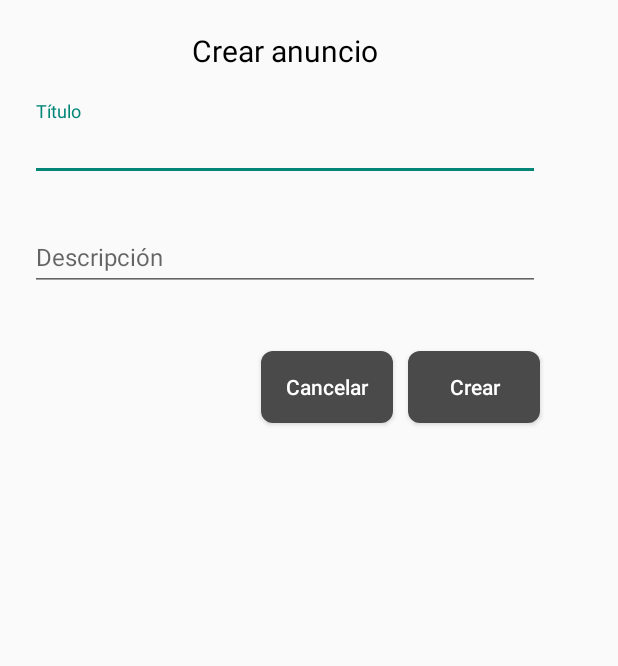
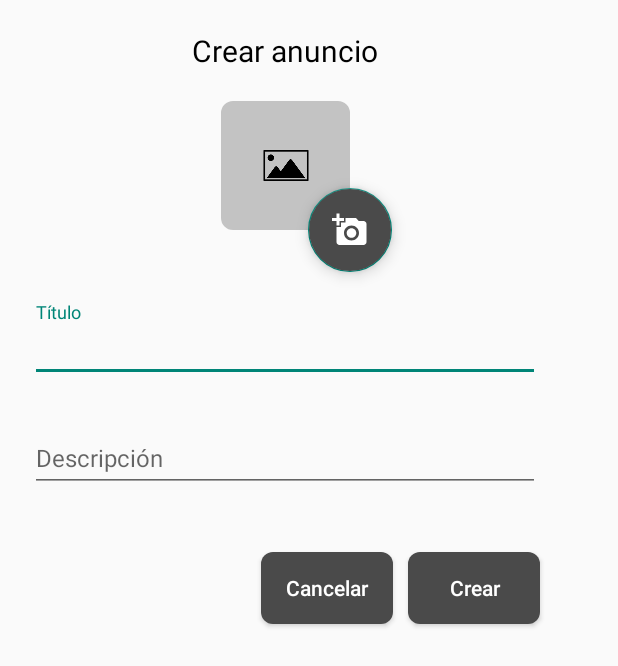
Before and after one commit to ppazosp/ChangApp, an Android app: the layout dialog_insert_advert.xml on its own in the app's theme, with its tools: preview values and no code run, on a phone screen of 412 x 824 dp. Shown: the top 666 px of the screen. Run offline under Robolectric (Android 15) with nearby library versions, the phone set to English and light mode, and no system bars.

Commit message:
insert and delete windows finished

```diff
--- a/app/src/main/AndroidManifest.xml
+++ b/app/src/main/AndroidManifest.xml
@@ -3,6 +3,7 @@
     xmlns:tools="http://schemas.android.com/tools">
 
     <uses-permission android:name="android.permission.INTERNET"/>
+    <uses-permission android:name="android.permission.READ_MEDIA_IMAGES"/>
 
     <application
         android:allowBackup="true"
--- /dev/null
+++ b/app/src/main/res/drawable/baseline_add_a_photo_24.xml
@@ -0,0 +1,5 @@
+<vector xmlns:android="http://schemas.android.com/apk/res/android" android:height="12dp" android:tint="#FFFFFF" android:viewportHeight="24" android:viewportWidth="24" android:width="12dp">
+
+    <path android:fillColor="@android:color/white" android:pathData="M3,4V1h2v3h3v2H5v3H3V6H0V4H3zM6,10V7h3V4h7l1.83,2H21c1.1,0 2,0.9 2,2v12c0,1.1 -0.9,2 -2,2H5c-1.1,0 -2,-0.9 -2,-2V10H6zM13,19c2.76,0 5,-2.24 5,-5s-2.24,-5 -5,-5s-5,2.24 -5,5S10.24,19 13,19zM9.8,14c0,1.77 1.43,3.2 3.2,3.2s3.2,-1.43 3.2,-3.2s-1.43,-3.2 -3.2,-3.2S9.8,12.23 9.8,14z"/>
+
+</vector>
--- a/app/src/main/res/layout/dialog_insert_advert.xml
+++ b/app/src/main/res/layout/dialog_insert_advert.xml
@@ -21,11 +21,11 @@
             android:layout_marginTop="20dp"
             android:layout_marginEnd="20dp"
             android:text="Crear anuncio"
+            android:textColor="@color/black"
+            android:textSize="20sp"
             app:layout_constraintEnd_toEndOf="parent"
             app:layout_constraintStart_toStartOf="parent"
-            app:layout_constraintTop_toTopOf="parent"
-            android:textColor="@color/black"
-            android:textSize="20sp"/>
+            app:layout_constraintTop_toTopOf="parent" />
 
         <com.google.android.material.textfield.TextInputLayout
             android:id="@+id/title_layout"
@@ -37,7 +37,7 @@
             android:layout_marginEnd="20dp"
             app:layout_constraintEnd_toEndOf="parent"
             app:layout_constraintStart_toStartOf="parent"
-            app:layout_constraintTop_toBottomOf="@id/window_title">
+            app:layout_constraintTop_toBottomOf="@+id/fab_add_photo">
 
             <com.google.android.material.textfield.TextInputEditText
                 android:id="@+id/title_input"
@@ -70,7 +70,7 @@
         </com.google.android.material.textfield.TextInputLayout>
 
         <Button
-            android:id="@+id/create_button"
+            android:id="@+id/delete_button"
             android:layout_width="wrap_content"
             android:layout_height="wrap_content"
             android:layout_marginTop="40dp"
@@ -97,8 +97,33 @@
             android:textAllCaps="false"
             android:textColor="@color/white"
             app:layout_constraintBottom_toBottomOf="parent"
-            app:layout_constraintEnd_toStartOf="@+id/create_button"
+            app:layout_constraintEnd_toStartOf="@+id/delete_button"
             app:layout_constraintTop_toBottomOf="@+id/description_layout" />
+
+        <com.google.android.material.imageview.ShapeableImageView
+            android:id="@+id/pic_add"
+            android:layout_width="86dp"
+            android:layout_height="86dp"
+            android:layout_marginTop="20dp"
+            app:layout_constraintEnd_toEndOf="parent"
+            app:layout_constraintStart_toStartOf="parent"
+            app:layout_constraintTop_toBottomOf="@+id/window_title"
+            android:scaleType="centerCrop"
+            app:shapeAppearanceOverlay="@style/ShapeAppearance.Material3.Corner.Small"
+            android:background="@color/dark_grey"
+            app:srcCompat="@drawable/default_image" />
+
+        <com.google.android.material.floatingactionbutton.FloatingActionButton
+            android:id="@+id/fab_add_photo"
+            android:layout_width="56dp"
+            android:layout_height="56dp"
+            android:layout_marginStart="205dp"
+            android:layout_marginTop="58dp"
+            android:backgroundTint="@color/dark_grey"
+            android:clickable="true"
+            app:layout_constraintStart_toStartOf="parent"
+            app:layout_constraintTop_toTopOf="@+id/pic_add"
+            app:srcCompat="@drawable/baseline_add_a_photo_24" />
 
     </androidx.constraintlayout.widget.ConstraintLayout>
 
--- a/app/src/main/res/values/colors.xml
+++ b/app/src/main/res/values/colors.xml
@@ -1,7 +1,7 @@
 <?xml version="1.0" encoding="utf-8"?>
 <resources>
-    <color name="black">#FF000000</color>
-    <color name="white">#FFFFFFFF</color>
+    <color name="black">#000000</color>
+    <color name="white">#FFFFFF</color>
     <color name="blue">#2196F3</color>
     <color name="green">#4CAF50</color>
     <color name="orange">#FF9800</color>
```
Also changed, not shown: app/build.gradle.kts (+10 -0 lines), app/src/main/java/ppazosp/changapp/DeleteAdvertDialog.kt (added, +99 -0 lines), app/src/main/java/ppazosp/changapp/InsertAdvertDialog.kt (+62 -13 lines), app/src/main/java/ppazosp/changapp/MainActivity.kt (+10 -2 lines), app/src/main/java/ppazosp/changapp/SearchFragment.kt (+43 -7 lines), app/src/main/res/layout/dialog_delete_advert.xml (added, +62 -0 lines), app/src/main/res/layout/result_item.xml (+19 -4 lines), app/src/main/res/drawable/default_image.jpg (added).
